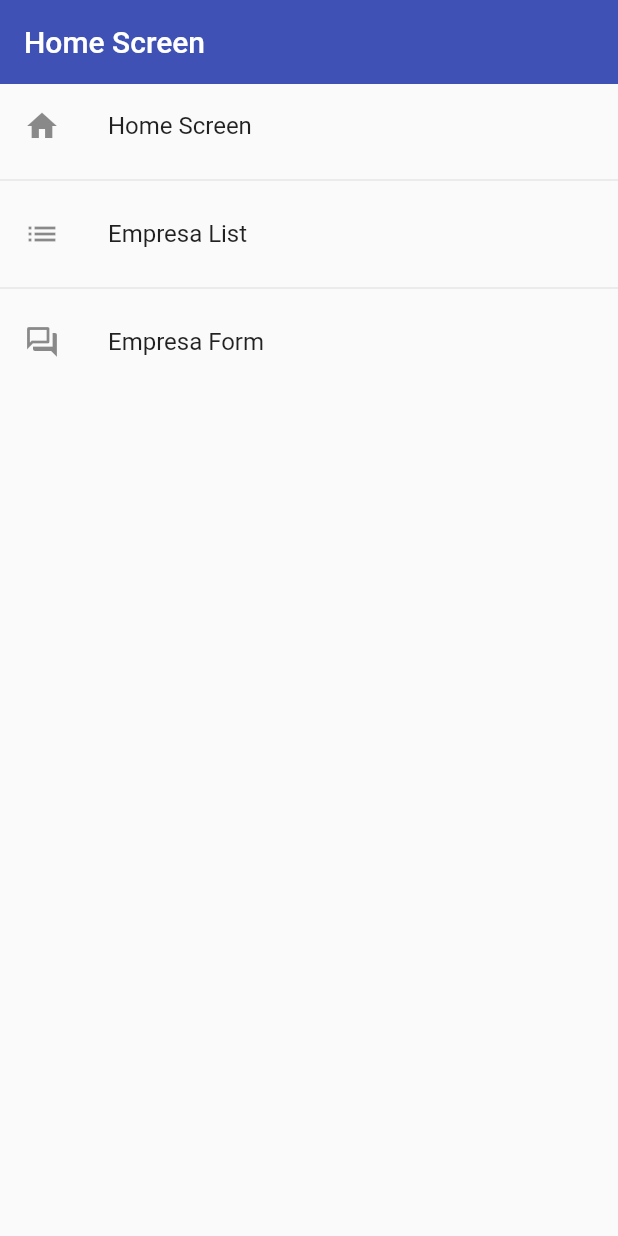
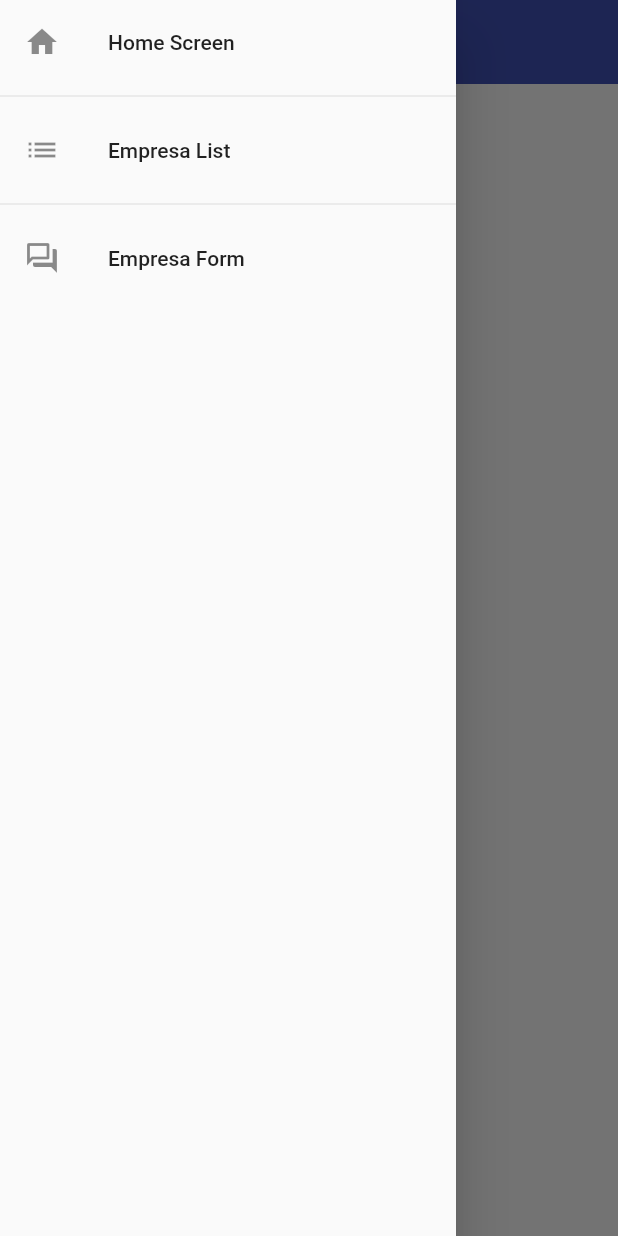
Before and after one commit to Proyecto-Integrador-yavirac/proyectoFlutterEntity, a Flutter app: the screen it shows after launch, with the side drawer open (before the commit the screen has no drawer), on a phone screen of 412 x 824 dp. Run offline on Flutter 3.47's test engine with Material 2 defaults, Android fonts, the phone set to English and light mode, and no system bars; network calls fail.

Commit message:
Home menu cambiado

```diff
--- a/grupo_3_b/lib/screens/home_screen.dart
+++ b/grupo_3_b/lib/screens/home_screen.dart
@@ -10,7 +10,8 @@ class HomeScreen extends StatelessWidget {
     final menuOptions = AppRoutes.menuOptions;
     return Scaffold(
       appBar: AppBar(title: const Text('Home Screen')),
-      body: ListView.separated(
+      drawer: Drawer(
+          child: ListView.separated(
               itemBuilder: (context, index) => ListTile(
                     leading: Icon(menuOptions[index].icon),
                     title: Text(menuOptions[index].name),
@@ -19,7 +20,8 @@ class HomeScreen extends StatelessWidget {
                     },
                   ),
               separatorBuilder: (_, __) => const Divider(),
-          itemCount: menuOptions.length),
+              itemCount: menuOptions.length)),
+      body: const Text('Hola'),
     );
   }
 }
```
Lines whose indentation alone changed are shown as unchanged.
